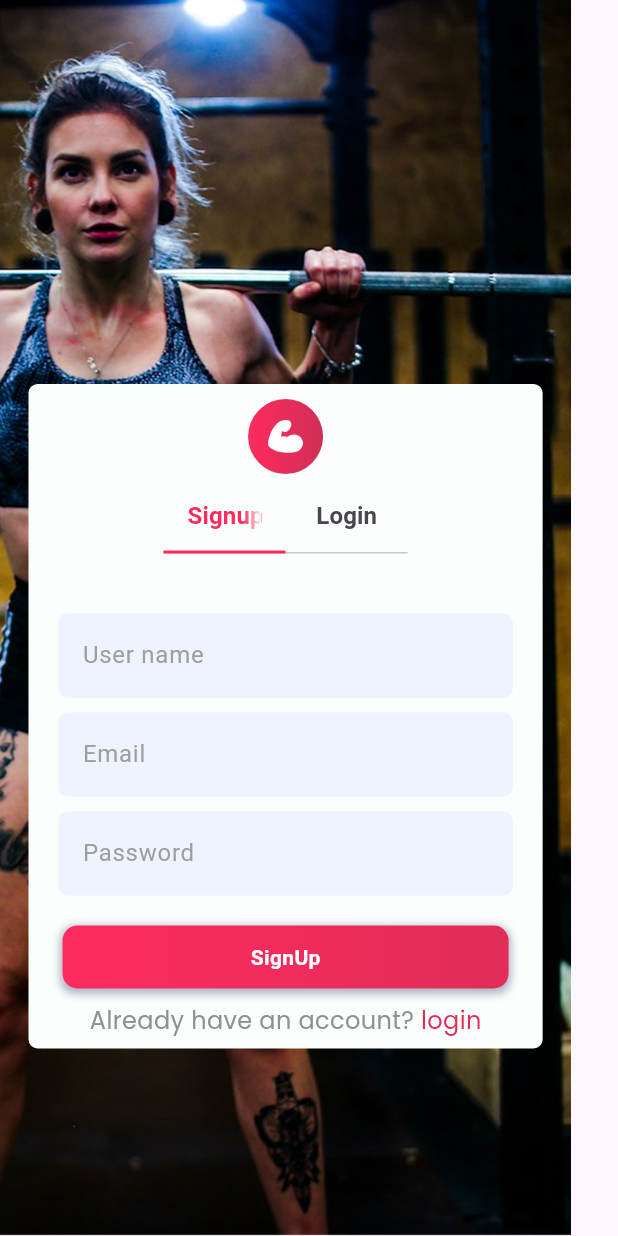
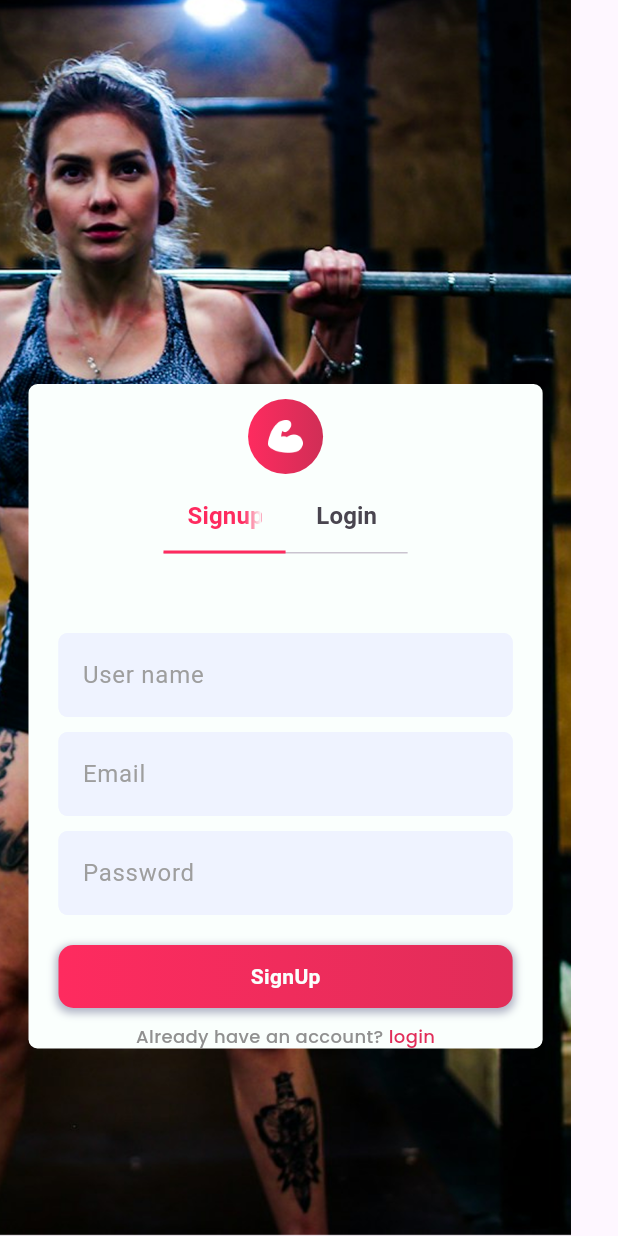
Before and after one commit to Faisal-957/stepexpertx, a Flutter app: the screen it shows after launch, on a phone screen of 412 x 824 dp. Run offline on Flutter 3.47's test engine with Material 3 defaults, Android fonts, the light colour scheme and no system bars; our stand-ins replace firebase_core, flutter_screenutil, get, google_fonts, youtube_player_flutter; accounts and stored records are empty.

Commit message:
first commit

```diff
--- a/lib/ui/views/screens/tabbar_screens/login_screen.dart
+++ b/lib/ui/views/screens/tabbar_screens/login_screen.dart
@@ -56,25 +56,25 @@ class LoginScreen extends StatelessWidget {
               ),
             ),
             SizedBox(height: 10),
-            Row(
-              mainAxisAlignment: MainAxisAlignment.center,
-              crossAxisAlignment: CrossAxisAlignment.center,
-              children: [
-                Text(
-                  "Don’t have an account? ",
-                  style: style16.copyWith(color: Color(0xff909090)),
-                ),
-                GestureDetector(
-                  onTap: () {
-                    DefaultTabController.of(context).animateTo(0);
-                  },
-                  child: Text(
-                    "Signup",
-                    style: style16.copyWith(color: primaryColor),
-                  ),
-                ),
-              ],
-            ),
+            // Row(
+            //   mainAxisAlignment: MainAxisAlignment.center,
+            //   crossAxisAlignment: CrossAxisAlignment.center,
+            //   children: [
+            //     Text(
+            //       "Don’t have an account? ",
+            //       style: style12.copyWith(color: Color(0xff909090)),
+            //     ),
+            //     GestureDetector(
+            //       onTap: () {
+            //         DefaultTabController.of(context).animateTo(0);
+            //       },
+            //       child: Text(
+            //         "Signup",
+            //         style: style12.copyWith(color: primaryColor),
+            //       ),
+            //     ),
+            //   ],
+            // ),
           ],
         ),
       ),
--- a/lib/ui/views/screens/tabbar_screens/signup_screen.dart
+++ b/lib/ui/views/screens/tabbar_screens/signup_screen.dart
@@ -1,4 +1,5 @@
 import 'package:flutter/material.dart';
+import 'package:flutter_screenutil/flutter_screenutil.dart';
 import 'package:get/route_manager.dart';
 
 import 'package:stepexpertx/core/constant/auth_decoration.dart';
@@ -7,33 +8,103 @@ import 'package:stepexpertx/core/constant/text_style.dart';
 import 'package:stepexpertx/ui/views/custom_widgets/custom_buttons.dart';
 import 'package:stepexpertx/ui/views/screens/root_screen/root_screen.dart';
 
+// class SignupScreen extends StatelessWidget {
+//   const SignupScreen({super.key});
+
+//   @override
+//   Widget build(BuildContext context) {
+//     return Column(
+//       children: [
+//         Padding(
+//           padding: const EdgeInsets.only(right: 20, left: 20),
+//           child: Column(
+//             children: [
+//               TextFormField(
+//                 decoration: authdecoration.copyWith(hintText: "User name "),
+//               ),
+//               SizedBox(height: 5.h),
+//               TextFormField(
+//                 decoration: authdecoration.copyWith(hintText: "Email"),
+//               ),
+//               SizedBox(height: 5.h),
+//               TextFormField(
+//                 obscureText: true,
+//                 decoration: authdecoration.copyWith(hintText: "Password"),
+//               ),
+//               SizedBox(height: 20),
+//               CustomButtons1(
+//                 height: 42.h,
+//                 width: 297.36627197265625.w,
+//                 onTap: () {
+//                   Get.to(RootScreen());
+//                 },
+//                 linearGradient: LinearGradient(
+//                   colors: [darkpink, primaryColor],
+//                 ),
+//                 child: Text(
+//                   "SignUp",
+//                   style: TextStyle(
+//                     color: whiteColor,
+//                     fontWeight: FontWeight.bold,
+//                   ),
+//                 ),
+//               ),
+//               SizedBox(height: 10),
+//               Row(
+//                 mainAxisAlignment: MainAxisAlignment.center,
+//                 children: [
+//                   Text(
+//                     "Already have an account? ",
+//                     style: style12.copyWith(color: Color(0xff909090)),
+//                   ),
+//                   GestureDetector(
+//                     onTap: () {
+//                       DefaultTabController.of(context).animateTo(1);
+//                     },
+//                     child: Text(
+//                       "login",
+//                       style: style12.copyWith(color: primaryColor),
+//                     ),
+//                   ),
+//                 ],
+//               ),
+//             ],
+//           ),
+//         ),
+//       ],
+//     );
+//   }
+// }
 class SignupScreen extends StatelessWidget {
   const SignupScreen({super.key});
 
   @override
   Widget build(BuildContext context) {
-    return Column(
-      children: [
-        Padding(
-          padding: const EdgeInsets.all(20),
+    return SafeArea(
+      child: Padding(
+        padding: EdgeInsets.symmetric(horizontal: 20.w),
+        child: SingleChildScrollView(
+          reverse: true, // keyboard open hone par scroll automatically
           child: Column(
+            crossAxisAlignment: CrossAxisAlignment.stretch,
             children: [
+              SizedBox(height: 20.h),
               TextFormField(
-                decoration: authdecoration.copyWith(hintText: "User name "),
+                decoration: authdecoration.copyWith(hintText: "User name"),
               ),
-              SizedBox(height: 10),
+              SizedBox(height: 10.h),
               TextFormField(
                 decoration: authdecoration.copyWith(hintText: "Email"),
               ),
-              SizedBox(height: 10),
+              SizedBox(height: 10.h),
               TextFormField(
                 obscureText: true,
                 decoration: authdecoration.copyWith(hintText: "Password"),
               ),
-              SizedBox(height: 20),
+              SizedBox(height: 20.h),
               CustomButtons1(
-                height: 42,
-                width: 297.36627197265625,
+                height: 42.h,
+                width: double.infinity,
                 onTap: () {
                   Get.to(RootScreen());
                 },
@@ -48,13 +119,19 @@ class SignupScreen extends StatelessWidget {
                   ),
                 ),
               ),
-              SizedBox(height: 10),
+              SizedBox(height: 10.h),
               Row(
                 mainAxisAlignment: MainAxisAlignment.center,
                 children: [
-                  Text(
-                    "Already have an account? ",
-                    style: style16.copyWith(color: Color(0xff909090)),
+                  Flexible(
+                    child: Text(
+                      "Already have an account? ",
+                      style: style12.copyWith(
+                        color: Color(0xff909090),
+                        fontSize: 12.sp,
+                      ),
+                      overflow: TextOverflow.ellipsis,
+                    ),
                   ),
                   GestureDetector(
                     onTap: () {
@@ -62,15 +139,21 @@ class SignupScreen extends StatelessWidget {
                     },
                     child: Text(
                       "login",
-                      style: style16.copyWith(color: primaryColor),
+                      style: style12.copyWith(
+                        color: primaryColor,
+                        fontSize: 12.sp,
+                      ),
                     ),
                   ),
                 ],
               ),
+              SizedBox(
+                height: MediaQuery.of(context).viewInsets.bottom,
+              ), // extra space for keyboard
             ],
           ),
         ),
-      ],
+      ),
     );
   }
 }
--- a/lib/ui/views/screens/tabbar_screens/tabbarscreen.dart
+++ b/lib/ui/views/screens/tabbar_screens/tabbarscreen.dart
@@ -4,6 +4,7 @@ import 'package:stepexpertx/core/constant/colors.dart';
 import 'package:stepexpertx/core/constant/string.dart';
 import 'package:stepexpertx/ui/views/screens/tabbar_screens/login_screen.dart';
 import 'package:stepexpertx/ui/views/screens/tabbar_screens/signup_screen.dart';
+import 'package:flutter_screenutil/flutter_screenutil.dart';
 
 class Tabbarscreen extends StatelessWidget {
   const Tabbarscreen({super.key});
@@ -24,7 +25,7 @@ class Tabbarscreen extends StatelessWidget {
               right: 19,
               child: Container(
                 height: 443,
-                width: 353,
+                width: double.infinity,
                 decoration: BoxDecoration(
                   color: whiteColor,
                   borderRadius: BorderRadius.circular(6),
@@ -59,8 +60,8 @@ class Tabbarscreen extends StatelessWidget {
                           fontWeight: FontWeight.bold,
                         ),
                         tabs: [
-                          Tab(text: "Signup"),
-                          Tab(text: "Login"),
+                          SingleChildScrollView(child: Tab(text: "Signup")),
+                          SingleChildScrollView(child: Tab(text: "Login")),
                         ],
                       ),
                     ),
```
